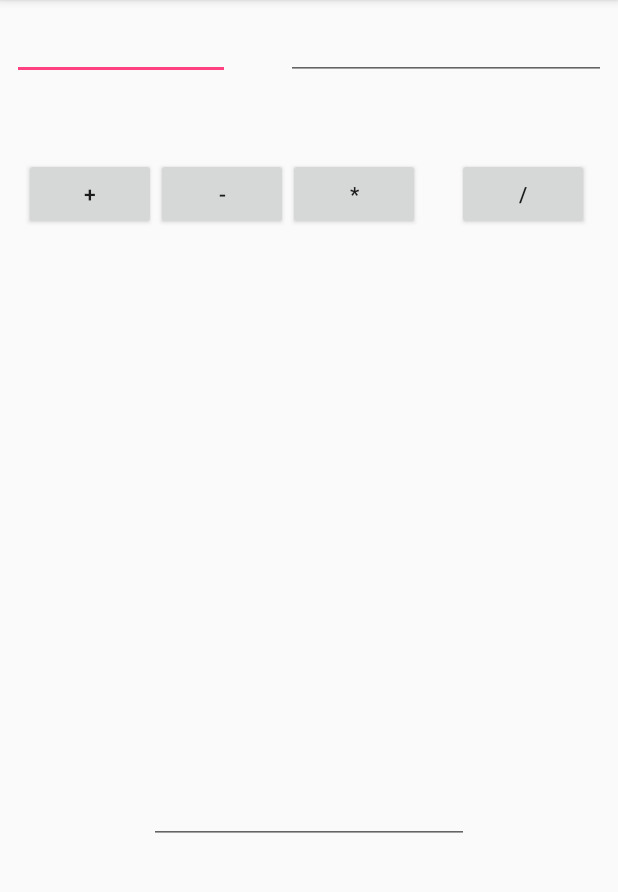
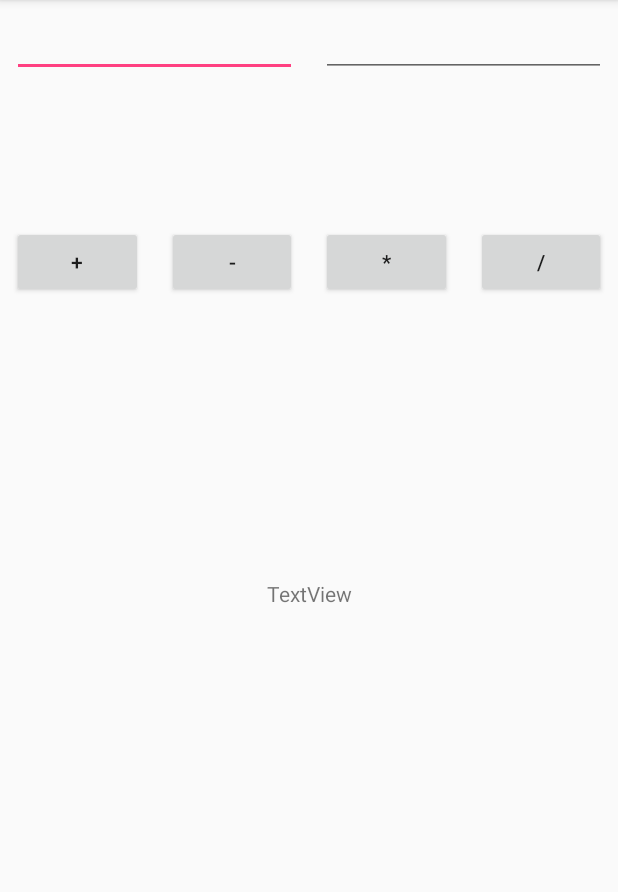
Before and after one commit to RagingPython/ExpirienceApp, an Android app: the screen it shows after launch (EmptyactivitylayoutActivity), on a phone screen of 412 x 824 dp, the part 84-976 px from its top. Run offline under Robolectric (Android 15) with nearby library versions, the phone set to English and light mode, and no system bars.

Commit message:
Calculator - working!

```diff
--- a/app/src/main/java/shitycoders/expirienceapp/EmptyactivitylayoutActivity.java
+++ b/app/src/main/java/shitycoders/expirienceapp/EmptyactivitylayoutActivity.java
@@ -6,38 +6,62 @@ import android.os.Bundle;
 import android.view.View;
 import android.widget.Button;
 import android.widget.EditText;
-
+import android.widget.TextView;
 
 
 public class EmptyactivitylayoutActivity extends AppCompatActivity implements View.OnClickListener {
     EditText in1;
     EditText in2;
-    EditText out;
+    TextView out;
+    Button btnPlus;
+    Button btnMinus;
+    Button btnMult;
+    Button btnDiv;
+
     @Override
     protected void onCreate(Bundle savedInstanceState) {
+        super.onCreate(savedInstanceState);
+        setContentView(R.layout.emptyactivitylayout);
         in1 = (EditText) findViewById(R.id.value1);
         in2 = (EditText) findViewById(R.id.value2);
-        out = (EditText) findViewById(R.id.valueOut);
-        //Button btnPlus = (Button) findViewById(R.id.button_plus);;
-        //Button btnMinus = (Button) findViewById(R.id.button_minus);;
-        //Button btnMult = (Button) findViewById(R.id.button_mult);;
-        //Button btnDiv = (Button) findViewById(R.id.button_div);;
+        out = (TextView) findViewById(R.id.textOut);
+        btnPlus = (Button) findViewById(R.id.button_plus);
+        btnMinus = (Button) findViewById(R.id.button_minus);
+        btnMult = (Button) findViewById(R.id.button_mult);
+        btnDiv = (Button) findViewById(R.id.button_div);
+        btnPlus.setOnClickListener(this);
+        btnMinus.setOnClickListener(this);
+        btnMult.setOnClickListener(this);
+        btnDiv.setOnClickListener(this);
 
-
-
-
-        super.onCreate(savedInstanceState);
-        setContentView(R.layout.emptyactivitylayout);
     }
 
 
     @Override
     public void onClick(View view) {
-        int a1= Integer.parseInt(in1.getText().toString());
-        int a2= Integer.parseInt(in2.getText().toString());
+        double a1;
+        double a2;
+        if (in1.getText().toString().equals("")!= true) {
+            a1 = Double.parseDouble(in1.getText().toString());
+        } else {a1=0;}
+        if (in2.getText().toString().equals("")!= true) {
+            a2 = Double.parseDouble(in2.getText().toString());
+        } else {a2=0;}
         switch (view.getId()) {
             case (R.id.button_plus):
-                out.setText(a1+a2);
+                out.setText(a1+a2+"");
+                break;
+            case (R.id.button_minus):
+                out.setText(a1-a2+"");
+                break;
+            case (R.id.button_mult):
+                out.setText(a1*a2+"");
+                break;
+            case (R.id.button_div):
+                if (a2!=0) {
+                    out.setText(a1 / a2 + "");
+                } else {out.setText("Division by zero!");}
+                break;
         }
     }
 }
--- a/app/src/main/res/layout/emptyactivitylayout.xml
+++ b/app/src/main/res/layout/emptyactivitylayout.xml
@@ -4,89 +4,116 @@
     xmlns:tools="http://schemas.android.com/tools"
     android:layout_width="match_parent"
     android:layout_height="match_parent"
-    tools:context="shitycoders.expirienceapp.EmptyactivitylayoutActivity">
+    tools:context="shitycoders.expirienceapp.EmptyactivitylayoutActivity"
+    tools:layout_editor_absoluteY="81dp"
+    tools:layout_editor_absoluteX="0dp">
 
     <EditText
         android:id="@+id/value1"
-        android:layout_width="145dp"
-        android:layout_height="wrap_content"
-        android:layout_marginLeft="8dp"
-        android:layout_marginStart="8dp"
-        android:layout_marginTop="8dp"
+        android:layout_width="0dp"
+        android:layout_height="43dp"
         android:ems="10"
         android:inputType="number"
         app:layout_constraintLeft_toLeftOf="parent"
-        app:layout_constraintTop_toTopOf="parent" />
+        app:layout_constraintTop_toTopOf="parent"
+        android:layout_marginTop="8dp"
+        app:layout_constraintRight_toLeftOf="@+id/value2"
+        android:layout_marginLeft="8dp"
+        android:layout_marginRight="8dp"
+        android:layout_marginStart="8dp"
+        android:layout_marginEnd="8dp" />
 
     <EditText
         android:id="@+id/value2"
         android:layout_width="0dp"
-        android:layout_height="wrap_content"
-        android:layout_marginEnd="8dp"
-        android:layout_marginRight="8dp"
-        android:layout_marginTop="8dp"
+        android:layout_height="43dp"
         android:ems="10"
         android:inputType="number"
-        android:singleLine="false"
+        app:layout_constraintTop_toTopOf="parent"
+        android:layout_marginTop="8dp"
         app:layout_constraintRight_toRightOf="parent"
-        app:layout_constraintTop_toTopOf="parent" />
-
-    <EditText
-        android:id="@+id/valueOut"
-        android:layout_width="wrap_content"
-        android:layout_height="wrap_content"
-        android:ems="10"
-        android:inputType="number"
-        tools:layout_constraintRight_creator="1"
-        tools:layout_constraintBottom_creator="1"
-        app:layout_constraintBottom_toBottomOf="parent"
-        app:layout_constraintRight_toRightOf="parent"
-        tools:layout_constraintLeft_creator="1"
-        android:layout_marginBottom="205dp"
-        app:layout_constraintLeft_toLeftOf="parent" />
+        app:layout_constraintLeft_toRightOf="@+id/value1"
+        android:layout_marginLeft="8dp"
+        android:layout_marginRight="8dp"
+        android:layout_marginStart="8dp"
+        android:layout_marginEnd="8dp" />
 
     <Button
         android:id="@+id/button_plus"
-        android:layout_width="wrap_content"
+        android:layout_width="0dp"
         android:layout_height="wrap_content"
+        android:layout_marginTop="8dp"
         android:text="+"
-        android:layout_marginStart="16dp"
-        app:layout_constraintBaseline_toBaselineOf="@+id/button_minus"
-        tools:layout_constraintBaseline_creator="1"
-        tools:layout_constraintLeft_creator="1"
         app:layout_constraintLeft_toLeftOf="parent"
-        android:layout_marginLeft="156dp" />
+        app:layout_constraintTop_toTopOf="@+id/guideline"
+        app:layout_constraintRight_toLeftOf="@+id/button_minus"
+        android:layout_marginLeft="8dp"
+        android:layout_marginRight="8dp"
+        app:layout_constraintHorizontal_chainStyle="spread_inside"
+        android:layout_marginStart="8dp"
+        android:layout_marginEnd="8dp" />
 
     <Button
         android:id="@+id/button_minus"
-        android:layout_width="wrap_content"
+        android:layout_width="0dp"
         android:layout_height="wrap_content"
+        android:layout_marginTop="8dp"
         android:text="-"
-        tools:layout_constraintTop_creator="1"
-        android:layout_marginTop="52dp"
-        app:layout_constraintTop_toBottomOf="@+id/value1"
-        tools:layout_constraintLeft_creator="1"
-        app:layout_constraintLeft_toRightOf="@+id/button_plus" />
+        app:layout_constraintTop_toTopOf="@+id/guideline"
+        app:layout_constraintLeft_toRightOf="@+id/button_plus"
+        app:layout_constraintRight_toLeftOf="@+id/button_mult"
+        android:layout_marginLeft="8dp"
+        android:layout_marginRight="8dp"
+        android:layout_marginStart="8dp"
+        android:layout_marginEnd="8dp" />
 
     <Button
         android:id="@+id/button_mult"
-        android:layout_width="wrap_content"
+        android:layout_width="0dp"
         android:layout_height="wrap_content"
+        android:layout_marginTop="8dp"
         android:text="*"
-        tools:layout_constraintTop_creator="1"
-        tools:layout_constraintLeft_creator="1"
-        app:layout_constraintTop_toTopOf="@+id/button_minus"
-        app:layout_constraintLeft_toRightOf="@+id/button_minus" />
+        app:layout_constraintLeft_toRightOf="@+id/button_minus"
+        app:layout_constraintTop_toTopOf="@+id/guideline"
+        app:layout_constraintRight_toLeftOf="@+id/button_div"
+        android:layout_marginLeft="8dp"
+        android:layout_marginRight="8dp"
+        android:layout_marginStart="8dp"
+        android:layout_marginEnd="8dp" />
 
     <Button
         android:id="@+id/button_div"
+        android:layout_width="0dp"
+        android:layout_height="wrap_content"
+        android:layout_marginTop="8dp"
+        android:text="/"
+        app:layout_constraintLeft_toRightOf="@+id/button_mult"
+        app:layout_constraintRight_toRightOf="parent"
+        app:layout_constraintTop_toTopOf="@+id/guideline"
+        android:layout_marginLeft="8dp"
+        android:layout_marginRight="8dp"
+        android:layout_marginStart="8dp"
+        android:layout_marginEnd="8dp" />
+
+    <TextView
+        android:id="@+id/textOut"
         android:layout_width="wrap_content"
         android:layout_height="wrap_content"
-        android:text="/"
-        tools:layout_constraintRight_creator="1"
-        android:layout_marginEnd="19dp"
+        android:text="TextView"
         app:layout_constraintRight_toRightOf="parent"
-        app:layout_constraintBaseline_toBaselineOf="@+id/button_mult"
-        tools:layout_constraintBaseline_creator="1"
-        android:layout_marginRight="19dp" />
+        app:layout_constraintLeft_toLeftOf="parent"
+        app:layout_constraintBottom_toBottomOf="parent"
+        app:layout_constraintVertical_bias="0.393"
+        app:layout_constraintTop_toTopOf="@+id/guideline"
+        android:layout_marginTop="8dp" />
+
+    <android.support.constraint.Guideline
+        android:layout_width="wrap_content"
+        android:layout_height="wrap_content"
+        android:id="@+id/guideline"
+        app:layout_constraintGuide_begin="143dp"
+        android:orientation="horizontal"
+        tools:layout_editor_absoluteY="143dp"
+        tools:layout_editor_absoluteX="0dp" />
+
 </android.support.constraint.ConstraintLayout>
--- /dev/null
+++ b/build.gradle
@@ -0,0 +1,23 @@
+// Top-level build file where you can add configuration options common to all sub-projects/modules.
+
+buildscript {
+    repositories {
+        jcenter()
+    }
+    dependencies {
+        classpath 'com.android.tools.build:gradle:2.3.3'
+
+        // NOTE: Do not place your application dependencies here; they belong
+        // in the individual module build.gradle files
+    }
+}
+
+allprojects {
+    repositories {
+        jcenter()
+    }
+}
+
+task clean(type: Delete) {
+    delete rootProject.buildDir
+}
--- /dev/null
+++ b/gradle.properties
@@ -0,0 +1,17 @@
+# Project-wide Gradle settings.
+
+# IDE (e.g. Android Studio) users:
+# Gradle settings configured through the IDE *will override*
+# any settings specified in this file.
+
+# For more details on how to configure your build environment visit
+# http://www.gradle.org/docs/current/userguide/build_environment.html
+
+# Specifies the JVM arguments used for the daemon process.
+# The setting is particularly useful for tweaking memory settings.
+org.gradle.jvmargs=-Xmx1536m
+
+# When configured, Gradle will run in incubating parallel mode.
+# This option should only be used with decoupled projects. More details, visit
+# http://www.gradle.org/docs/current/userguide/multi_project_builds.html#sec:decoupled_projects
+# org.gradle.parallel=true
--- /dev/null
+++ b/settings.gradle
@@ -0,0 +1 @@
+include ':app'
```
Also changed, not shown: gradle/wrapper/gradle-wrapper.properties (added), 3 other files.
